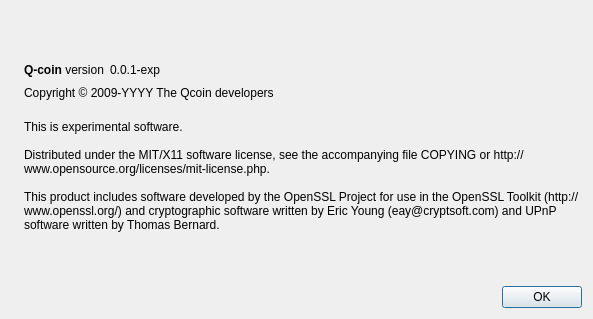
Old version of the form qcoin/src/qt/forms/aboutdialog.ui in the repository wonabru/Q.
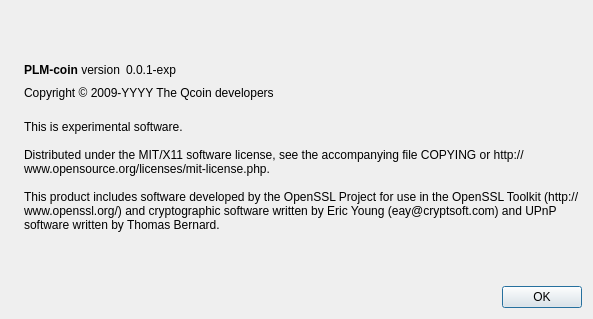
New version of the form. Icons and pictures are not drawn.

The edit to the form file:
```diff
--- a/qcoin/src/qt/forms/aboutdialog.ui
+++ b/qcoin/src/qt/forms/aboutdialog.ui
@@ -50,7 +50,7 @@
           <cursorShape>IBeamCursor</cursorShape>
          </property>
          <property name="text">
-          <string>&lt;b&gt;Q-coin&lt;/b&gt; version</string>
+          <string>&lt;b&gt;PLM-coin&lt;/b&gt; version</string>
          </property>
          <property name="textInteractionFlags">
           <set>Qt::LinksAccessibleByMouse|Qt::TextSelectableByKeyboard|Qt::TextSelectableByMouse</set>
```
